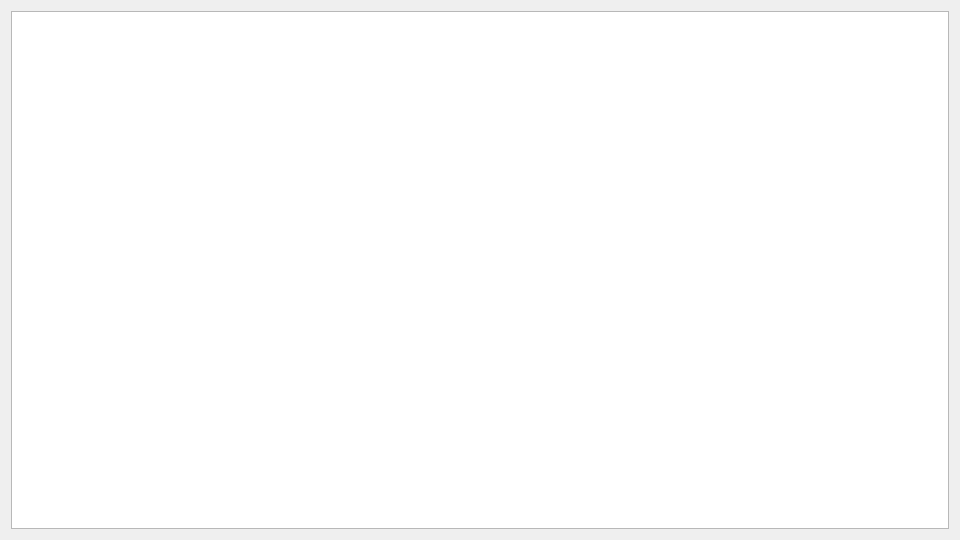
The window that GUI/ui/system.ui (sk8thing/pynit) describes before a commit, drawn with Qt 5.
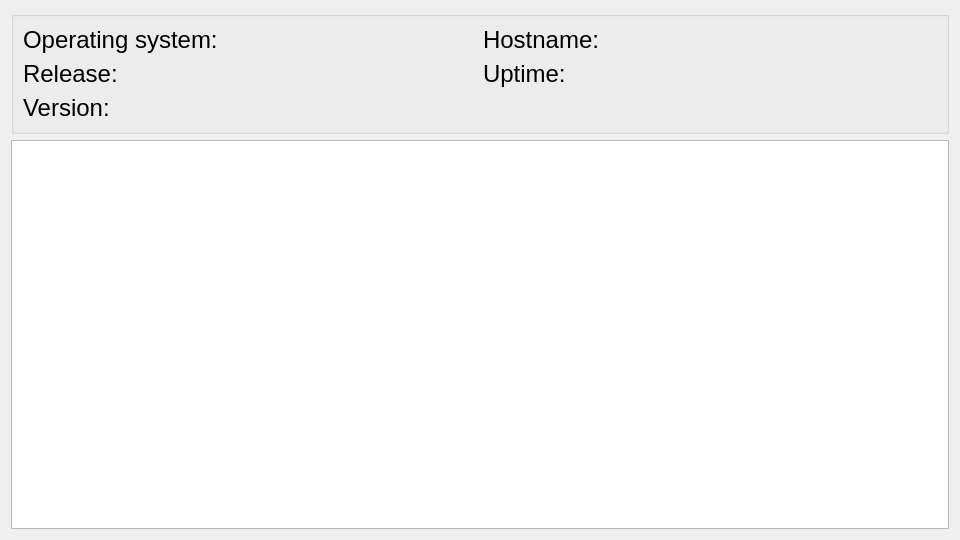
The same window after the commit.

Commit message: Implemented new features Implemented "System" tab (Windows) Implemented "GPU" tab (Windows) Implemented "History" tab (Windows) Small UI improvements Performance improvements

What changed in the file:
```diff
--- a/GUI/ui/system.ui
+++ b/GUI/ui/system.ui
@@ -15,7 +15,68 @@
   </property>
   <layout class="QVBoxLayout" name="verticalLayout">
    <item>
-    <widget class="QTableView" name="tableView">
+    <widget class="QGroupBox" name="system_info">
+     <property name="sizePolicy">
+      <sizepolicy hsizetype="Preferred" vsizetype="Preferred">
+       <horstretch>0</horstretch>
+       <verstretch>0</verstretch>
+      </sizepolicy>
+     </property>
+     <property name="font">
+      <font>
+       <pointsize>18</pointsize>
+      </font>
+     </property>
+     <property name="title">
+      <string/>
+     </property>
+     <layout class="QGridLayout" name="gridLayout">
+      <item row="0" column="0">
+       <widget class="QLabel" name="os">
+        <property name="text">
+         <string>Operating system: </string>
+        </property>
+       </widget>
+      </item>
+      <item row="1" column="0">
+       <widget class="QLabel" name="release">
+        <property name="text">
+         <string>Release: </string>
+        </property>
+       </widget>
+      </item>
+      <item row="2" column="0">
+       <widget class="QLabel" name="version">
+        <property name="text">
+         <string>Version: </string>
+        </property>
+       </widget>
+      </item>
+      <item row="0" column="1">
+       <widget class="QLabel" name="hostname">
+        <property name="text">
+         <string>Hostname: </string>
+        </property>
+       </widget>
+      </item>
+      <item row="1" column="1">
+       <widget class="QLabel" name="uptime">
+        <property name="text">
+         <string>Uptime: </string>
+        </property>
+       </widget>
+      </item>
+     </layout>
+    </widget>
+   </item>
+   <item>
+    <widget class="QTableView" name="process_list">
+     <property name="sizePolicy">
+      <sizepolicy hsizetype="Preferred" vsizetype="Expanding">
+       <horstretch>0</horstretch>
+       <verstretch>0</verstretch>
+      </sizepolicy>
+     </property>
      <property name="sizeAdjustPolicy">
       <enum>QAbstractScrollArea::AdjustIgnored</enum>
      </property>
@@ -28,6 +89,18 @@
      <property name="gridStyle">
       <enum>Qt::SolidLine</enum>
      </property>
+     <property name="sortingEnabled">
+      <bool>true</bool>
+     </property>
+     <attribute name="horizontalHeaderDefaultSectionSize">
+      <number>18</number>
+     </attribute>
+     <attribute name="horizontalHeaderMinimumSectionSize">
+      <number>12</number>
+     </attribute>
+     <attribute name="verticalHeaderVisible">
+      <bool>false</bool>
+     </attribute>
     </widget>
    </item>
   </layout>
```
Left out of the diff: 9 changed lines with no effect on the pictures. The commit also changes 18 other files.
